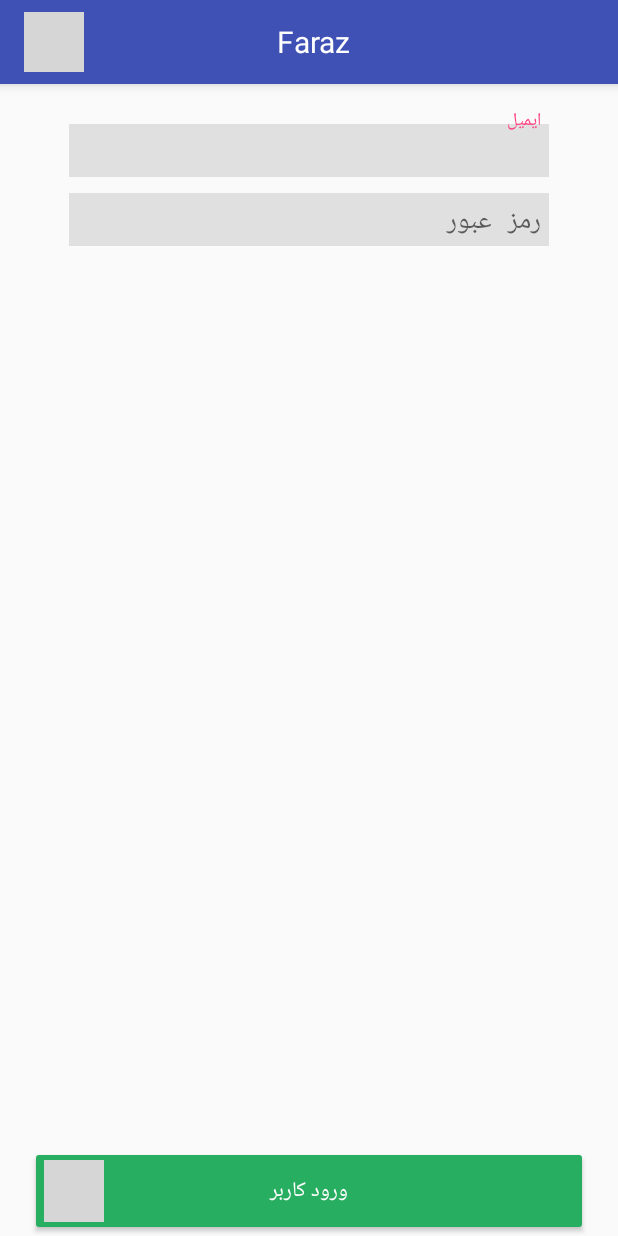
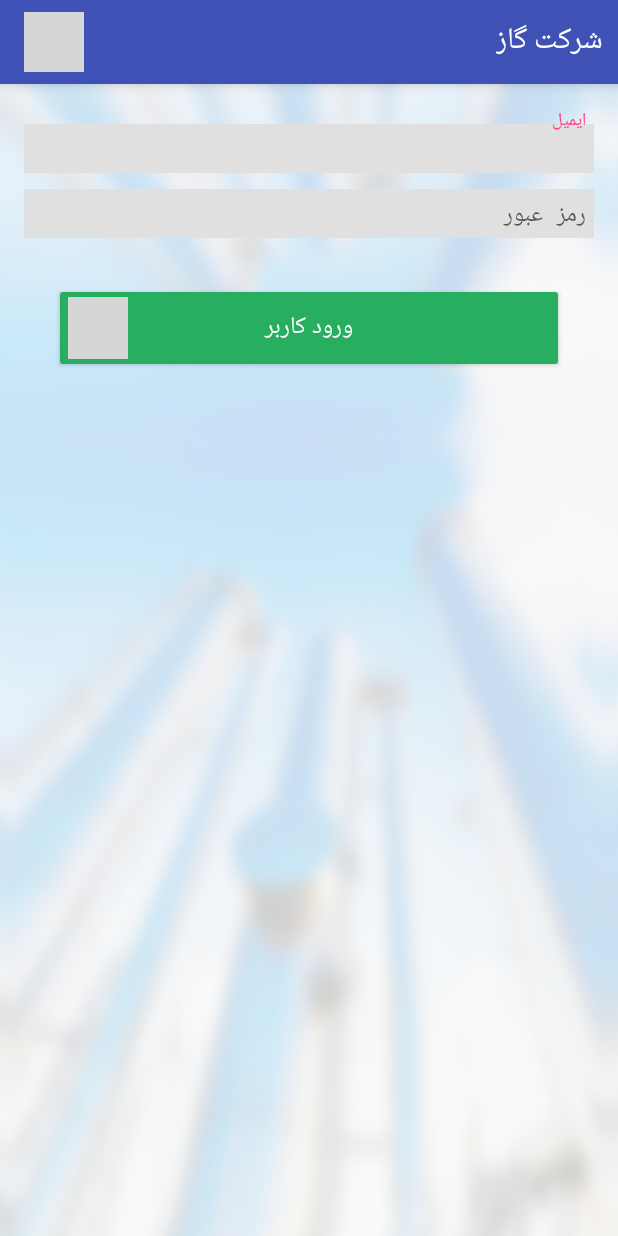
Before and after one commit to AshkanFakhr/Faraz, an Android app: the LoginActivity screen opened directly, with no data from a screen before it, on a phone screen of 412 x 824 dp. Run offline under Robolectric (Android 15) with nearby library versions, the phone set to English and light mode, and no system bars; our stand-ins replace Volley; libraries missing offline, so code that uses them is left out: com.alibaba.fastjson, com.rey.material; plain views replace ProgressView; network calls fail; grey boxes are pictures that could not be loaded.

Commit message:
seventh commit from my home pc (from android studio) register page, validation page and login page done. ticket topics and choices done. some works on appearance

```diff
--- a/app/src/main/res/layout/activity_form.xml
+++ b/app/src/main/res/layout/activity_form.xml
@@ -3,7 +3,8 @@
     android:layout_width="match_parent"
     android:layout_height="match_parent"
     android:id="@+id/root"
-    xmlns:app="http://schemas.android.com/apk/res-auto">
+    xmlns:app="http://schemas.android.com/apk/res-auto"
+    android:background="@drawable/petroleum_blurred_transparent25">
 
     <include
         android:id="@+id/toolbar"
--- a/app/src/main/res/layout/activity_home_page.xml
+++ b/app/src/main/res/layout/activity_home_page.xml
@@ -6,7 +6,8 @@
     android:layout_width="match_parent"
     android:layout_height="match_parent"
     android:fitsSystemWindows="true"
-    tools:context="ashkan.fakhr.faraz.activities.HomePageActivity">
+    tools:context="ashkan.fakhr.faraz.activities.HomePageActivity"
+    android:background="@drawable/petroleum_blurred_transparent25">
 
 
     <RelativeLayout
--- a/app/src/main/res/layout/activity_login.xml
+++ b/app/src/main/res/layout/activity_login.xml
@@ -1,6 +1,6 @@
 <android.support.design.widget.CoordinatorLayout xmlns:android="http://schemas.android.com/apk/res/android"
+    xmlns:app="http://schemas.android.com/apk/res-auto"
     xmlns:tools="http://schemas.android.com/tools"
-    xmlns:app="http://schemas.android.com/apk/res-auto"
     android:id="@+id/root"
     android:layout_width="match_parent"
     android:layout_height="match_parent"
@@ -11,37 +11,29 @@
 
     <RelativeLayout
         android:layout_width="match_parent"
-        android:layout_height="match_parent">
+        android:layout_height="match_parent"
+        android:background="@drawable/petroleum_blurred_transparent25">
 
         <include
             android:id="@+id/toolbar"
             layout="@layout/toolbar_simple" />
-
-        <!-- Login progress -->
-        <!--<include layout="@layout/loading" />-->
 
 
         <ScrollView
             android:layout_width="match_parent"
             android:layout_height="match_parent"
             android:layout_below="@+id/toolbar"
-            android:layout_above="@+id/loginButton"
             android:paddingBottom="@dimen/activity_vertical_margin"
             android:paddingLeft="@dimen/activity_horizontal_margin"
             android:paddingRight="@dimen/activity_horizontal_margin"
             android:paddingTop="@dimen/activity_vertical_margin">
 
-            <RelativeLayout
-                android:layout_width="match_parent"
-                android:layout_height="wrap_content">
 
             <LinearLayout
                 android:id="@+id/loginlay"
                 android:layout_width="match_parent"
                 android:layout_height="wrap_content"
                 android:orientation="vertical"
-                    android:layout_marginLeft="@dimen/account_m_lr"
-                    android:layout_marginRight="@dimen/account_m_lr"
                 android:visibility="visible">
 
                 <android.support.design.widget.TextInputLayout
@@ -52,14 +44,14 @@
                         android:id="@+id/email"
                         android:layout_width="match_parent"
                         android:layout_height="wrap_content"
+                        android:background="@color/silver_light"
                         android:hint="ایمیل"
                         android:inputType="textEmailAddress"
-                            android:textSize="@dimen/login_input_ts"
                         android:maxLines="1"
                         android:padding="5dp"
+                        android:singleLine="true"
                         android:text=""
-                            android:singleLine="true"
-                            android:background="@color/silver_light" />
+                        android:textSize="@dimen/btn_text_size" />
 
                 </android.support.design.widget.TextInputLayout>
 
@@ -71,40 +63,37 @@
                         android:id="@+id/password"
                         android:layout_width="match_parent"
                         android:layout_height="wrap_content"
+                        android:background="@color/silver_light"
                         android:hint="رمز عبور"
                         android:imeActionId="@+id/login"
                         android:imeActionLabel="action_sign_in_short"
                         android:imeOptions="actionUnspecified"
                         android:inputType="textPassword"
+                        android:maxLines="1"
                         android:padding="5dp"
-                            android:textSize="@dimen/login_input_ts"
-                            android:maxLines="1"
                         android:singleLine="true"
-                            android:background="@color/silver_light" />
+                        android:textSize="@dimen/btn_text_size" />
 
                 </android.support.design.widget.TextInputLayout>
 
 
-                </LinearLayout>
-
-
-            </RelativeLayout>
-
-        </ScrollView>
+                <RelativeLayout
+                    android:layout_width="wrap_content"
+                    android:layout_height="wrap_content">
 
                     <android.support.v7.widget.AppCompatButton xmlns:app="http://schemas.android.com/apk/res-auto"
                         android:id="@+id/loginButton"
                         style="@style/Widget.AppCompat.Button.Colored"
                         android:layout_width="match_parent"
                         android:layout_height="60dp"
-            android:layout_alignParentBottom="true"
                         android:layout_marginLeft="20dp"
                         android:layout_marginRight="20dp"
+                        android:layout_marginTop="30dp"
                         android:paddingLeft="15dp"
                         android:paddingRight="15dp"
                         android:text="@string/login"
                         android:textColor="@color/white"
-            android:textSize="14dp"
+                        android:textSize="@dimen/btn_text_size"
                         app:backgroundTint="@color/green" />
 
                     <com.rey.material.widget.ProgressView
@@ -121,7 +110,11 @@
                         app:pv_progressMode="indeterminate"
                         app:pv_progressStyle="@style/CircularProgressWhite" />
 
-        <!--<include layout="@layout/loading" />-->
+                </RelativeLayout>
+
+            </LinearLayout>
+
+        </ScrollView>
 
     </RelativeLayout>
 
--- a/app/src/main/res/layout/toolbar_simple.xml
+++ b/app/src/main/res/layout/toolbar_simple.xml
@@ -21,10 +21,12 @@
             android:layout_centerHorizontal="true"
             android:layout_centerVertical="true"
             android:layout_marginLeft="15dp"
-            android:layout_marginStart="15dp"
+            android:layout_marginright="15dp"
+            android:padding="10dp"
             android:paddingEnd="10dp"
             android:paddingRight="10dp"
-            android:text="@string/app_name"
+            android:layout_alignParentRight="true"
+            android:text="@string/gas_company"
             android:textColor="@color/white"
             android:textSize="20dp" />
 
--- a/app/src/main/res/values-w820dp/dimens.xml
+++ b/app/src/main/res/values-w820dp/dimens.xml
@@ -3,4 +3,6 @@
          (such as screen margins) for screens with more than 820dp of available width. This
          would include 7" and 10" devices in landscape (~960dp and ~1280dp respectively). -->
     <dimen name="activity_horizontal_margin">64dp</dimen>
+    <dimen name="btn_text_size">16dp</dimen>
+
 </resources>
--- a/app/src/main/res/values/dimens.xml
+++ b/app/src/main/res/values/dimens.xml
@@ -3,6 +3,8 @@
     <dimen name="activity_horizontal_margin">16dp</dimen>
     <dimen name="activity_vertical_margin">16dp</dimen>
     <dimen name="fab_margin">16dp</dimen>
+
+    <dimen name="btn_text_size">16dp</dimen>
 
     <dimen name="list_item_account_h">70dp</dimen>
     <dimen name="list_item_saved_form_h">100dp</dimen>
--- a/app/src/main/res/values/strings.xml
+++ b/app/src/main/res/values/strings.xml
@@ -1,5 +1,6 @@
 <resources>
     <string name="app_name">Faraz</string>
+    <string name="gas_company">شرکت گاز</string>
     <string name="title_activity_main">MainActivity</string>
     <string name="sign_up">ثبت نام</string>
     <string name="activation">ارسال</string>
```
Also changed, not shown: app/src/main/res/layout/activity_main.xml (+31 -28 lines), app/src/main/res/layout/activity_signup.xml (+24 -22 lines), app/src/main/res/layout/activity_validation.xml (+13 -9 lines), app/src/main/res/drawable/gas_total_white_blurred.png (added), app/src/main/res/drawable/gas_white_blurred.png (added), app/src/main/res/drawable/petroleum_blurred_transparent.jpg (added), app/src/main/res/drawable/petroleum_blurred_transparent25.png (added), app/src/main/res/drawable/petroleum_gradient.jpg (added), app/src/main/res/drawable/petroleum_gradient_blurred.jpg (added), app/src/main/res/drawable/petroleum_gradient_blurred_transparent.jpg (added). Lines whose indentation alone changed are shown as unchanged.
